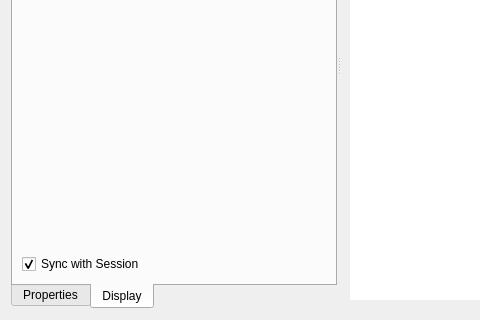
Before: the Qt Designer form profit/workbench/widgets/ui_messagedisplay.ui in hpsilva/profitpy, drawn with Qt 5; both pictures show x 0 to 480 and y 191 to 511 of the 673 by 511 pixel window.
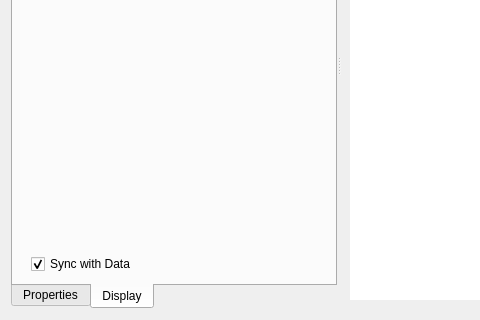
After: the same form once the commit is applied. The open tabs and pages were chosen to show the change. Icons and pictures are not drawn. Custom widgets are drawn as their Qt base class.

What changed in the file:
```diff
--- a/profit/workbench/widgets/ui_messagedisplay.ui
+++ b/profit/workbench/widgets/ui_messagedisplay.ui
@@ -82,7 +82,7 @@
          <x>0</x>
          <y>0</y>
          <width>323</width>
-         <height>457</height>
+         <height>459</height>
         </rect>
        </property>
        <attribute name="title" >
@@ -104,9 +104,14 @@
          </widget>
         </item>
         <item>
+         <layout class="QHBoxLayout" name="horizontalLayout_3" >
+          <property name="leftMargin" >
+           <number>9</number>
+          </property>
+          <item>
          <widget class="QCheckBox" name="syncSource" >
           <property name="text" >
-           <string>Sync with Session</string>
+             <string>Sync with Data</string>
           </property>
           <property name="checked" >
            <bool>true</bool>
@@ -114,6 +119,8 @@
          </widget>
         </item>
        </layout>
+        </item>
+       </layout>
       </widget>
      </widget>
      <widget class="QFrame" name="messageTableFrame" >
```
Left out of the diff: 10 changed lines with no effect on the pictures. Lines whose indentation alone changed are shown as unchanged.
